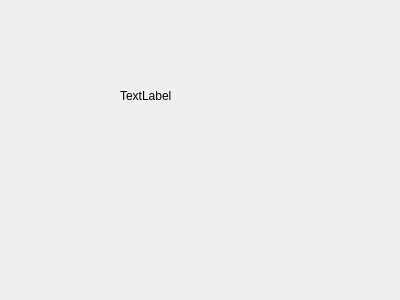
First picture: the form in houseview.ui, repository NevilleNoah/HikvisionCamera2, before the edit.
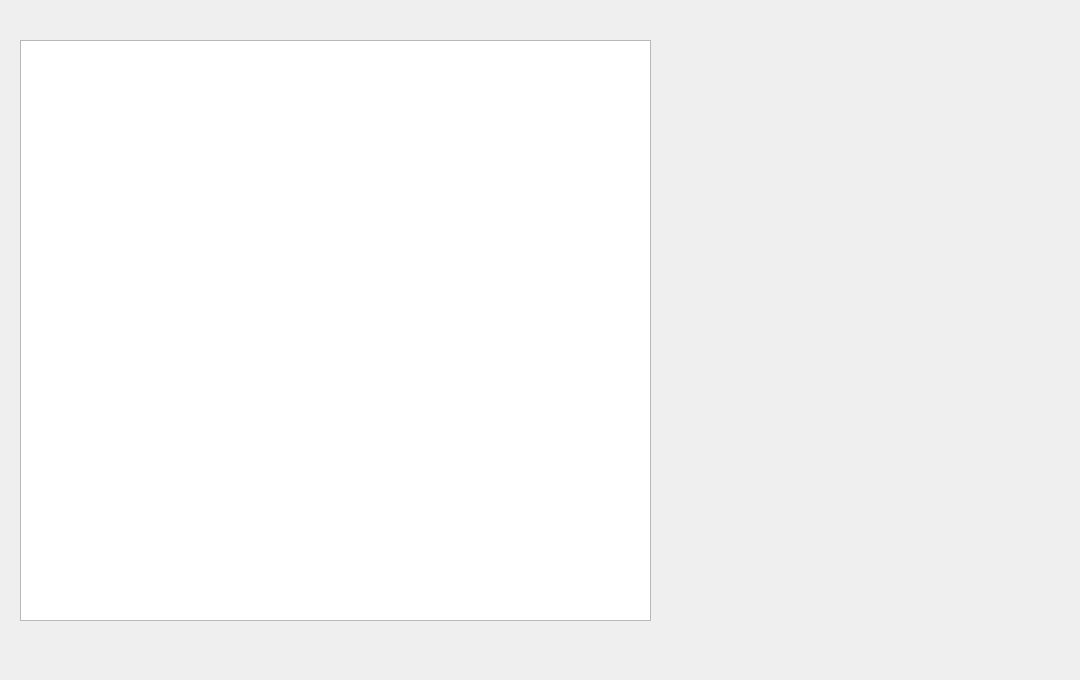
Second picture: the form after the edit.

The edit to the form file:
```diff
--- a/houseview.ui
+++ b/houseview.ui
@@ -6,24 +6,27 @@
    <rect>
     <x>0</x>
     <y>0</y>
-    <width>400</width>
-    <height>300</height>
+    <width>1080</width>
+    <height>680</height>
    </rect>
   </property>
   <property name="windowTitle">
    <string>Form</string>
   </property>
-  <widget class="QLabel" name="label">
+  <widget class="QTableWidget" name="table">
+   <property name="enabled">
+    <bool>true</bool>
+   </property>
    <property name="geometry">
     <rect>
-     <x>120</x>
-     <y>90</y>
-     <width>54</width>
-     <height>12</height>
+     <x>20</x>
+     <y>40</y>
+     <width>631</width>
+     <height>581</height>
     </rect>
    </property>
-   <property name="text">
-    <string>TextLabel</string>
+   <property name="editTriggers">
+    <set>QAbstractItemView::NoEditTriggers</set>
    </property>
   </widget>
  </widget>
```
